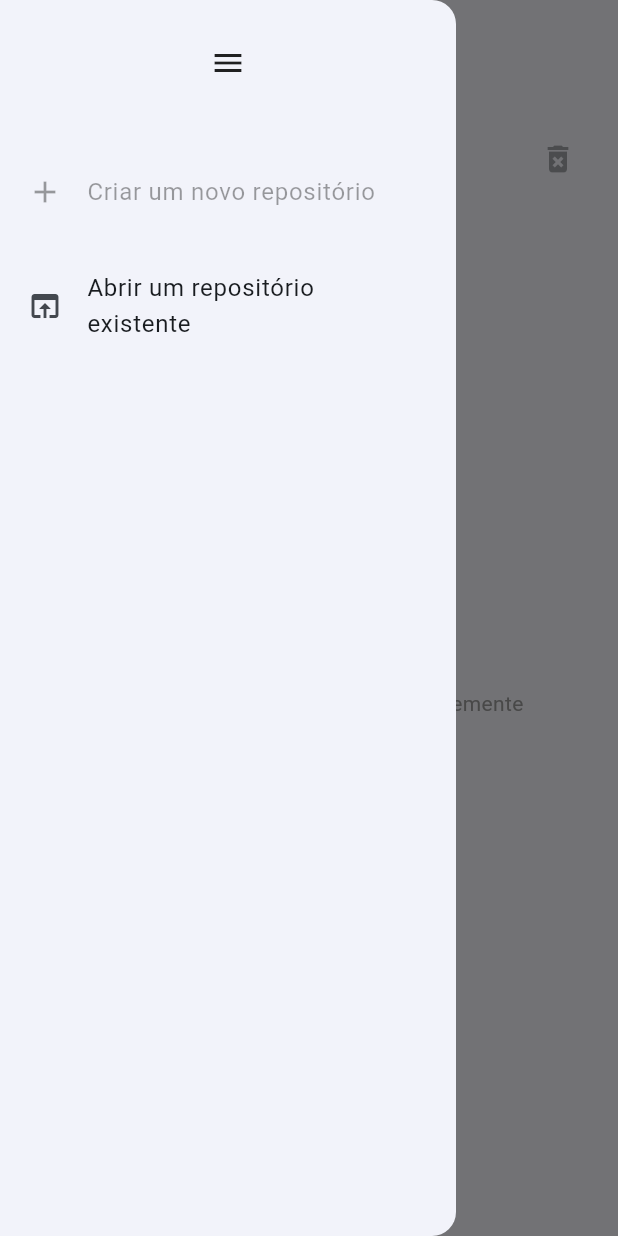
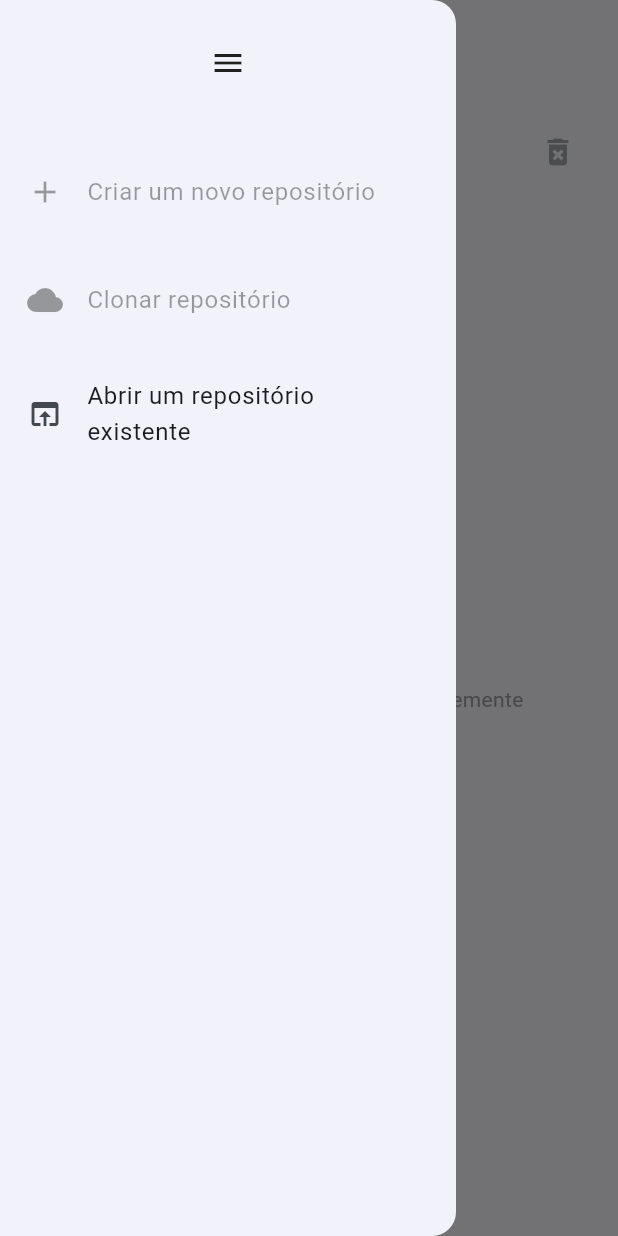
Before and after one commit to eduardoazvd17/gitf, a Flutter app: the screen it shows after launch, with the side drawer open, on a phone screen of 412 x 824 dp. Run offline on Flutter 3.47's test engine with Material 3 defaults, Android fonts, the light colour scheme and no system bars; our stand-ins replace file_picker, shared_preferences.

Commit message:
Adding new button for clone

```diff
--- a/lib/pages/start_page.dart
+++ b/lib/pages/start_page.dart
@@ -79,7 +79,7 @@ class _StartPageState extends State<StartPage> {
         crossAxisAlignment: CrossAxisAlignment.start,
         children: [
           Padding(
-            padding: const EdgeInsets.only(top: 10.0),
+            padding: const EdgeInsets.only(top: 5),
             child: Row(
               mainAxisAlignment: MainAxisAlignment.spaceBetween,
               children: [
@@ -88,7 +88,8 @@ class _StartPageState extends State<StartPage> {
                   style: Theme.of(context).textTheme.titleMedium,
                 ),
                 IconButton(
-                  onPressed: _recents.isEmpty ? null : _clearRecents,
+                  onPressed:
+                      (_isLoading || _recents.isEmpty) ? null : _clearRecents,
                   color: Colors.red,
                   icon: const Icon(Icons.delete_forever),
                 ),
@@ -162,6 +163,13 @@ class _StartPageState extends State<StartPage> {
               onTap: _newRepository,
               leading: const Icon(Icons.add),
               title: const Text('Criar um novo repositório'),
+            ),
+            const SizedBox(height: 16),
+            ListTile(
+              enabled: false,
+              onTap: _newRepository,
+              leading: const Icon(Icons.cloud),
+              title: const Text('Clonar repositório'),
             ),
             const SizedBox(height: 16),
             ListTile(
```
